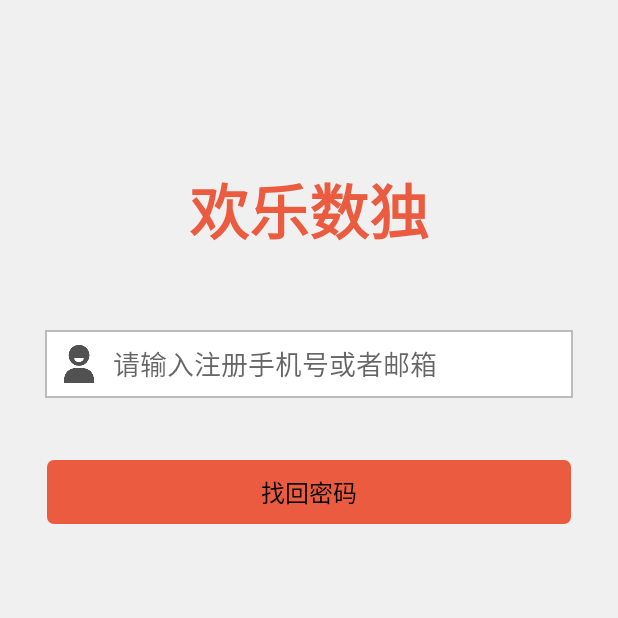
After one commit to ghadeer-x/sudoku, an Android app: the ForgotPasswordActivity screen opened directly, with no data from a screen before it, on a phone screen of 412 x 824 dp, the top half of it. The commit adds this screen. Run offline under Robolectric (Android 15) with nearby library versions, the phone set to English and light mode, and no system bars.

Commit message:
完成忘记密码布局

```diff
--- a/shudu/build.gradle
+++ b/shudu/build.gradle
@@ -27,16 +27,16 @@ dependencies {
     androidTestCompile('com.android.support.test.espresso:espresso-core:2.2.2', {
         exclude group: 'com.android.support', module: 'support-annotations'
     })
+    //添加日志打印依赖
+    //图片加载
+    //圆形图片
+    //注入依赖
     compile 'com.android.support:appcompat-v7:25.3.0'
     compile 'com.android.support.constraint:constraint-layout:1.0.1'
+    compile 'com.apkfuns.logutils:library:1.5.1.1'
+    compile 'com.github.bumptech.glide:glide:3.7.0'
+    compile 'de.hdodenhof:circleimageview:2.1.0'
+    compile 'com.jakewharton:butterknife:8.6.0'
     testCompile 'junit:junit:4.12'
-    //添加日志打印依赖
-    compile 'com.apkfuns.logutils:library:1.5.1.1'
-    //图片加载
-    compile 'com.github.bumptech.glide:glide:3.7.0'
-    //圆形图片
-    compile 'de.hdodenhof:circleimageview:2.1.0'
-    //注入依赖
-    compile 'com.jakewharton:butterknife:8.6.0'
     annotationProcessor 'com.jakewharton:butterknife-compiler:8.6.0'
 }
--- a/shudu/src/main/AndroidManifest.xml
+++ b/shudu/src/main/AndroidManifest.xml
@@ -12,7 +12,6 @@
         <activity android:name=".activity.MainActivity">
         </activity>
         <activity android:name=".activity.SplashActivity">
-
         </activity>
         <activity
             android:name=".login.activity.LoginActivity"
@@ -23,6 +22,8 @@
                 <category android:name="android.intent.category.LAUNCHER"/>
             </intent-filter>
         </activity>
+        <activity android:name=".forgotpassword.activity.ForgotPasswordActivity">
+        </activity>
     </application>
 
 </manifest>
--- /dev/null
+++ b/shudu/src/main/java/com/ancheng/sudoku/forgotpassword/activity/ForgotPasswordActivity.java
@@ -0,0 +1,15 @@
+package com.ancheng.sudoku.forgotpassword.activity;
+
+import android.support.v7.app.AppCompatActivity;
+import android.os.Bundle;
+
+import com.ancheng.sudoku.R;
+
+public class ForgotPasswordActivity extends AppCompatActivity {
+
+    @Override
+    protected void onCreate(Bundle savedInstanceState) {
+        super.onCreate(savedInstanceState);
+        setContentView(R.layout.activity_forgot_password);
+    }
+}
--- a/shudu/src/main/java/com/ancheng/sudoku/utils/IntentTools.java
+++ b/shudu/src/main/java/com/ancheng/sudoku/utils/IntentTools.java
@@ -1,6 +1,4 @@
 package com.ancheng.sudoku.utils;
-
-import android.content.Intent;
 
 /**
  * author: ancheng
@@ -10,7 +8,7 @@ import android.content.Intent;
 
 public class IntentTools {
 
-    public static Intent getFindPwdActivity{
-
-    }
+//    public static Intent getFindPwdActivity{
+//
+//    }
 }
--- /dev/null
+++ b/shudu/src/main/res/layout/activity_forgot_password.xml
@@ -0,0 +1,55 @@
+<?xml version="1.0" encoding="utf-8"?>
+<LinearLayout
+    xmlns:android="http://schemas.android.com/apk/res/android"
+    android:layout_width="match_parent"
+    android:layout_height="match_parent"
+    android:background="@color/mainBackground"
+    android:gravity="center_horizontal"
+    android:orientation="vertical"
+    android:padding="@dimen/dimen_30dp">
+
+
+    <TextView
+        android:id="@+id/textView"
+        android:layout_width="wrap_content"
+        android:layout_height="wrap_content"
+        android:layout_marginTop="@dimen/dimen_80dp"
+        android:text="欢乐数独"
+        android:textColor="@color/mainColor"
+        android:textSize="@dimen/text_40sp"
+        android:textStyle="bold"/>
+
+    <LinearLayout
+        android:layout_width="match_parent"
+        android:layout_height="@dimen/dimen_45dp"
+        android:layout_marginTop="@dimen/dimen_50dp"
+        android:background="@drawable/bg_text_box"
+        android:orientation="horizontal">
+
+        <ImageView
+            android:layout_width="@dimen/dimen_25dp"
+            android:layout_height="@dimen/dimen_25dp"
+            android:layout_margin="@dimen/dimen_10dp"
+            android:src="@drawable/icon_account"/>
+
+        <EditText
+            android:id="@+id/et_user_name"
+            android:layout_width="match_parent"
+            android:layout_height="match_parent"
+            android:background="@null"
+            android:hint="@string/forget_pwd_hint_text"
+            android:inputType="text"
+            android:maxLines="1"/>
+    </LinearLayout>
+
+    <TextView
+        android:id="@+id/btn_login"
+        android:layout_width="match_parent"
+        android:layout_height="@dimen/dimen_45dp"
+        android:layout_marginTop="40dp"
+        android:background="@drawable/bg_btn_login"
+        android:gravity="center"
+        android:text="@string/forgot_password_text"
+        android:textColor="@color/black"
+        android:textSize="@dimen/text_16sp"/>
+</LinearLayout>
--- a/shudu/src/main/res/values/strings.xml
+++ b/shudu/src/main/res/values/strings.xml
@@ -3,4 +3,6 @@
     <string name="login_accunt_hint_text">请输入账号</string>
     <string name="login_password_hint_text">请输入密码</string>
     <string name="login_text">登 录</string>
+    <string name="forgot_password_text">找回密码</string>
+    <string name="forget_pwd_hint_text">请输入注册手机号或者邮箱</string>
 </resources>
```
